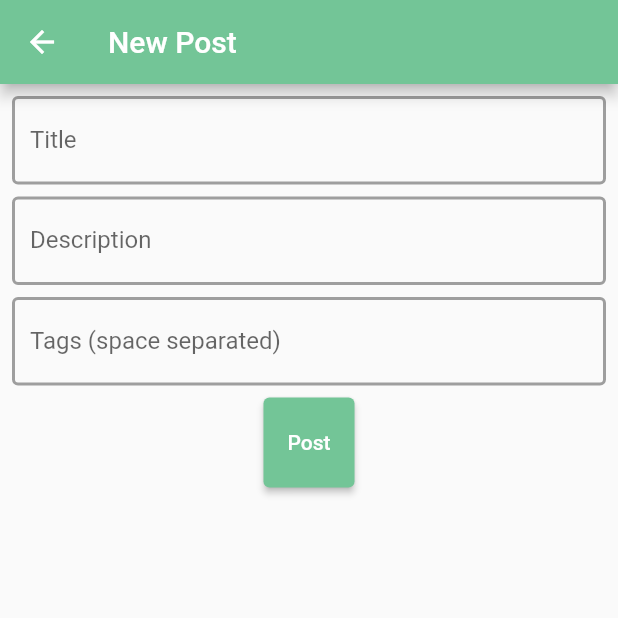
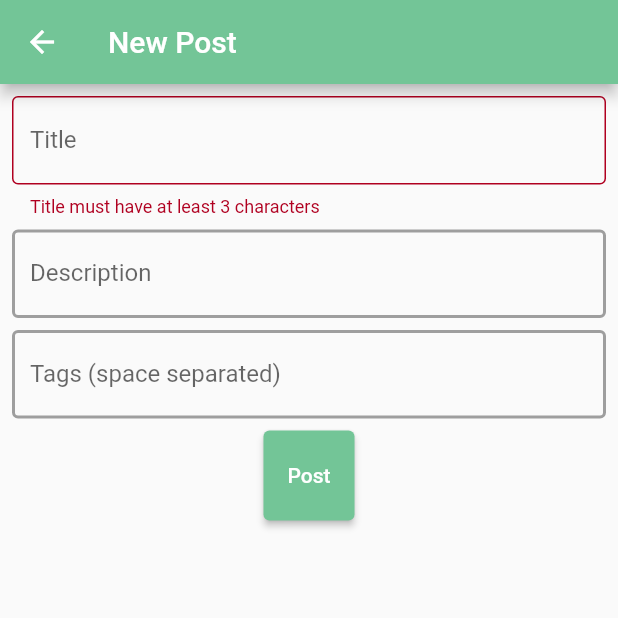
Before and after one commit to cameron-git/F29SO-Team1, a Flutter app: the NewPost screen opened directly, after a tap on "Post", on a phone screen of 412 x 824 dp, the top half of it. Run offline on Flutter 3.47's test engine with Material 2 defaults, Android fonts, the phone set to English and light mode, and no system bars; our stand-ins replace cached_network_image, cloud_firestore, file_picker, firebase_analytics, firebase_auth, firebase_core and 4 more; missing offline and left inert: flutter_webrtc; accounts and stored records are empty.

Commit message:
Comment update

```diff
--- a/ivy/lib/screens/login.dart
+++ b/ivy/lib/screens/login.dart
@@ -5,6 +5,8 @@ import 'package:ivy/auth.dart';
 import 'package:ivy/main.dart';
 import 'package:provider/provider.dart';
 
+// The login page, all the fields are validated with regex.
+// Layout is responsive to different screen shapes and sizes
 class LoginPage extends StatefulWidget {
   const LoginPage({Key? key}) : super(key: key);
 
--- a/ivy/lib/screens/post.dart
+++ b/ivy/lib/screens/post.dart
@@ -19,6 +19,7 @@ import 'package:ivy/main.dart';
 
 final GlobalKey _canvasKey = GlobalKey();
 
+// Widget for the post page
 class Post extends StatefulWidget {
   const Post(this.postId, {Key? key}) : super(key: key);
   final String postId;
@@ -600,6 +601,7 @@ class _PostState extends State<Post> {
     );
   }
 
+// Displays media on the media list
   displayMediaType(QueryDocumentSnapshot media) {
     var mediaType = media['type'];
     if (mediaType == 'jpg' || mediaType == 'png' || mediaType == 'gif') {
@@ -1017,8 +1019,7 @@ class _PostState extends State<Post> {
                   SizedBox(
                     height: (aspectRatio > 1.2)
                         ? MediaQuery.of(context).size.height - 68
-                        : MediaQuery.of(context).size.height -
-                            167, // TODO: these two cannot be hard-coded
+                        : MediaQuery.of(context).size.height - 167,
                     child: Row(
                       mainAxisAlignment: MainAxisAlignment.center,
                       children: [
@@ -1094,6 +1095,7 @@ class _PostState extends State<Post> {
   }
 }
 
+// Creates a new post
 class NewPost extends StatefulWidget {
   const NewPost({Key? key}) : super(key: key);
 
@@ -1127,10 +1129,10 @@ class _NewPostState extends State<NewPost> {
             children: [
               TextField(
                 controller: _titleController,
-                decoration: const InputDecoration(
-                  labelText: 'Title',
-                  border: OutlineInputBorder(),
-                ),
+                decoration: InputDecoration(
+                    labelText: 'Title',
+                    border: const OutlineInputBorder(),
+                    errorText: _titleError),
               ),
               const SizedBox(height: 8),
               TextField(
@@ -1195,6 +1197,7 @@ class _NewPostState extends State<NewPost> {
   }
 }
 
+// Popup that allows fine tuned editing of media objects
 class EditDialog extends StatefulWidget {
   const EditDialog(this.e, this.postId, {Key? key}) : super(key: key);
   final QueryDocumentSnapshot<Object?> e;
@@ -1585,6 +1588,7 @@ class _EditDialogState extends State<EditDialog> {
   }
 }
 
+// Popup that allows users to report this post
 class ReportDialog extends StatefulWidget {
   const ReportDialog(this.postId, {Key? key}) : super(key: key);
   final String postId;
@@ -1720,6 +1724,7 @@ class _ReportDialogState extends State<ReportDialog> {
   }
 }
 
+// Popup that allows the addition and removal of post permissions to other users
 class ManageUserDialog extends StatefulWidget {
   const ManageUserDialog(this.postId, {Key? key}) : super(key: key);
   final String postId;
@@ -1883,6 +1888,7 @@ class _ManageUserDialogState extends State<ManageUserDialog> {
   }
 }
 
+// Popup that allows user to upload text as media object
 class AddTextDialog extends StatefulWidget {
   const AddTextDialog(this.postId, {Key? key}) : super(key: key);
   final String postId;
@@ -1940,6 +1946,7 @@ class _AddTextDialogState extends State<AddTextDialog> {
   }
 }
 
+// Popup that allows users to upload media from a url
 class AddURLDialog extends StatefulWidget {
   const AddURLDialog(this.postId, {Key? key}) : super(key: key);
   final String postId;
@@ -2026,6 +2033,7 @@ class _AddURLDialogState extends State<AddURLDialog> {
   }
 }
 
+//Deletes post, currentUserId is the post Owner
 Future<void> deletePost(String postId, String currentUserId) async {
   await FirebaseFirestore.instance.collection('posts').doc(postId).delete();
   await FirebaseFirestore.instance.collection('users').doc(currentUserId).set(
--- a/ivy/lib/screens/profile.dart
+++ b/ivy/lib/screens/profile.dart
@@ -251,11 +251,13 @@ class _ProfilePageState extends State<ProfilePage> {
   }
 }
 
+// Deletes user based on the given user object
 Future<void> deleteUser(User user) async {
   deleteUserID(user.uid);
   await user.delete();
 }
 
+// Deletes the user based on their UID
 Future<void> deleteUserID(String user) async {
   debugPrint(user);
   List<dynamic> posts = [];
--- a/ivy/lib/storage_service.dart
+++ b/ivy/lib/storage_service_old.dart
@@ -1,3 +1,5 @@
+// This is a file that is no longer used
+
 import 'dart:io';
 import 'package:firebase_storage/firebase_storage.dart' as firebase_storage;
 import 'package:firebase_core/firebase_core.dart' as firebase_core;
--- a/ivy/lib/theme/theme_service.dart
+++ b/ivy/lib/theme/theme_service.dart
@@ -1,3 +1,5 @@
+// Provides theme changing and saves theme preferences to device
+
 import 'package:flutter/material.dart';
 import 'package:shared_preferences/shared_preferences.dart';
 
--- a/ivy/lib/widgets/voice_call.dart
+++ b/ivy/lib/widgets/voice_call.dart
@@ -1,3 +1,7 @@
+// Adapted from https://github.com/wownsdl13/flutter_webrtc_example
+// added support for seperate rooms
+// P2P only, couldnt fix bugs with Mesh topology multi user p2p
+
 import 'dart:convert';
 import 'package:flutter/material.dart';
 import 'package:flutter_webrtc/flutter_webrtc.dart';
```
Also changed, not shown: ivy/lib/main.dart (+18 -8 lines), ivy/lib/screens/home.dart (+11 -0 lines), 1 other file.
